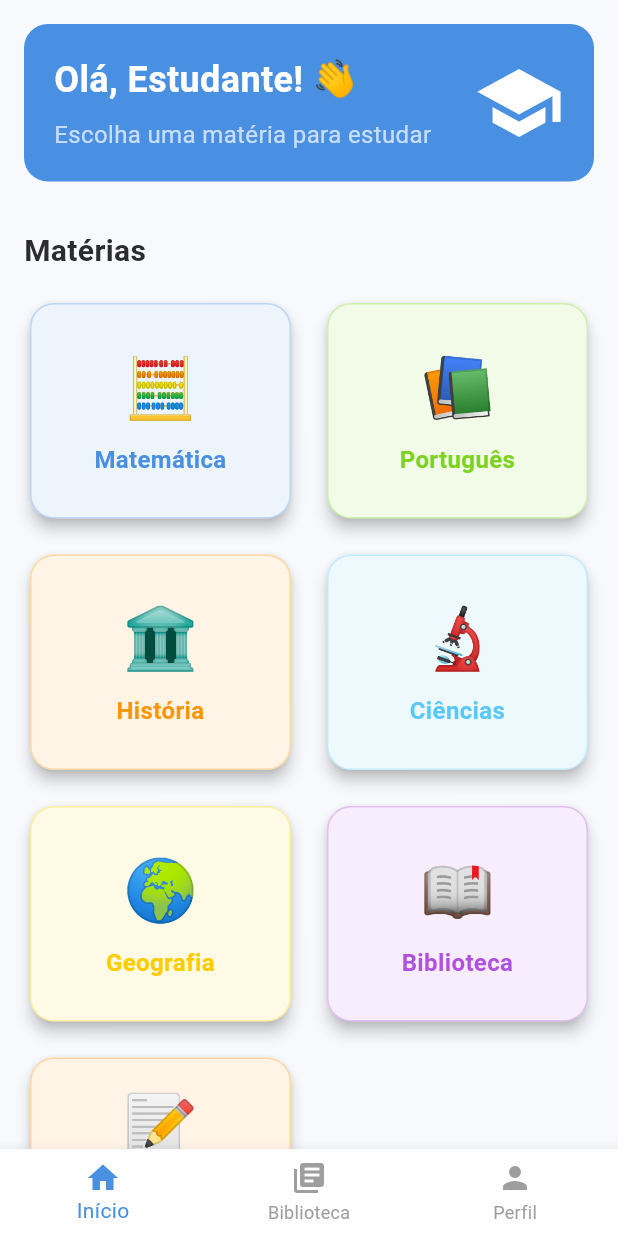
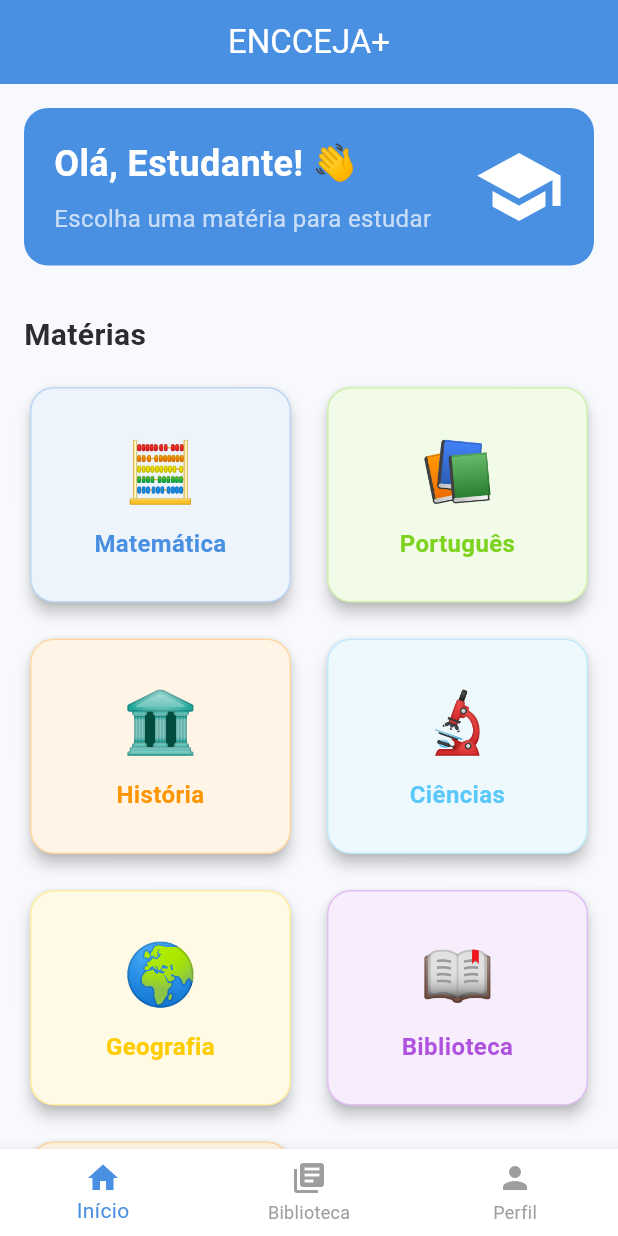
Before and after one commit to FabioSonats/enceja-plus, a Flutter app: the HomeScreen screen opened by its route, on a phone screen of 412 x 824 dp. Run offline on Flutter 3.47's test engine with Material 3 defaults, Android fonts, the phone set to English and light mode, and no system bars; our stand-ins replace go_router, shared_preferences; accounts and stored records are empty.

Commit message:
fix: Corrigir AppBar da Home e limpar warnings
- Adicionar AppBar na HomeScreen
- Remover import nÃ£o utilizado em math_game.dart
- Remover _progressAnimation nÃ£o utilizado em addition_game_screen.dart
- Limpar warnings do linter

```diff
--- a/lib/domain/entities/math_game.dart
+++ b/lib/domain/entities/math_game.dart
@@ -1,4 +1,3 @@
-import '../../../core/constants/app_constants.dart';
 
 enum MathGameType {
   addition,
--- a/lib/presentation/views/home/home_screen.dart
+++ b/lib/presentation/views/home/home_screen.dart
@@ -34,6 +34,13 @@ class _HomeScreenState extends State<HomeScreen> {
   @override
   Widget build(BuildContext context) {
     return Scaffold(
+      appBar: AppBar(
+        title: const Text('ENCCEJA+'),
+        centerTitle: true,
+        backgroundColor: AppTheme.primaryColor,
+        foregroundColor: Colors.white,
+        elevation: 0,
+      ),
       body: IndexedStack(
         index: _selectedIndex,
         children: [
```
Also changed, not shown: lib/presentation/views/study/games/addition_game_screen.dart (+0 -8 lines), 3 other files.
